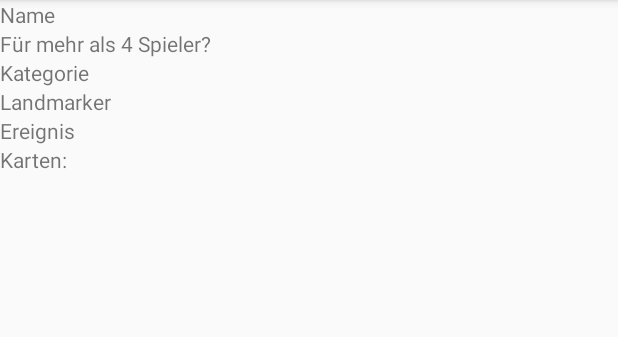
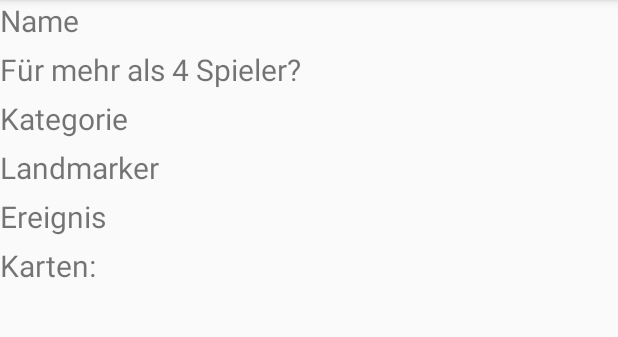
Before and after one commit to ts67uulm/Dominion, an Android app: the ShowSavedDeck screen opened directly, with no data from a screen before it, on a phone screen of 412 x 824 dp, the part 84-421 px from its top. Run offline under Robolectric (Android 15) with nearby library versions, the phone set to English and light mode, and no system bars; our stand-ins replace Room's generated code.

Commit message:
fix von rngGernerate, schriftgrößen angepasst

```diff
--- a/app/src/main/java/stenzel/tim/dominion/AlertDialogs/AlertDialogSaveDeck.java
+++ b/app/src/main/java/stenzel/tim/dominion/AlertDialogs/AlertDialogSaveDeck.java
@@ -64,10 +64,10 @@ public class AlertDialogSaveDeck extends AppCompatActivity {
         save = findViewById(R.id.alert_save_deck_save_btn);
 
         morePlayers = false;
-        lessPlayer.setSelected(true);
+        lessPlayer.setChecked(true);
 
         cat = "Einsteiger";
-        beginner.setSelected(true);
+        beginner.setChecked(true);
 
 
         intent = getIntent();
--- a/app/src/main/res/layout/activity_choose_cards.xml
+++ b/app/src/main/res/layout/activity_choose_cards.xml
@@ -11,6 +11,7 @@
         android:layout_width="match_parent"
         android:layout_height="wrap_content"
         android:textSize="20dp"
+        android:layout_marginBottom="5dp"
         android:text="Welche der Karten sollen mitspielen?"/>
 
     <androidx.recyclerview.widget.RecyclerView
--- a/app/src/main/res/layout/activity_show_deck.xml
+++ b/app/src/main/res/layout/activity_show_deck.xml
@@ -9,7 +9,7 @@
         android:id="@+id/show_deck_textview"
         android:layout_width="wrap_content"
         android:layout_height="wrap_content"
-        android:layout_marginBottom="10dp"
+        android:layout_marginBottom="5dp"
         android:textSize="20dp"
         android:text="Diese Karten spielen mit:"/>
 
--- a/app/src/main/res/layout/activity_show_saved_deck.xml
+++ b/app/src/main/res/layout/activity_show_saved_deck.xml
@@ -11,35 +11,47 @@
         android:id="@+id/show_saved_deck_name"
         android:layout_width="match_parent"
         android:layout_height="wrap_content"
+        android:textSize="20dp"
+        android:layout_marginBottom="5dp"
         android:text="Name"/>
 
     <TextView
         android:id="@+id/show_saved_deck_morePlayers"
         android:layout_width="match_parent"
         android:layout_height="wrap_content"
+        android:textSize="20dp"
+        android:layout_marginBottom="5dp"
         android:text="Für mehr als 4 Spieler?"/>
 
     <TextView
         android:id="@+id/show_saved_deck_category"
         android:layout_width="match_parent"
         android:layout_height="wrap_content"
+        android:textSize="20dp"
+        android:layout_marginBottom="5dp"
         android:text="Kategorie"/>
 
     <TextView
         android:id="@+id/show_saved_deck_landmarker"
         android:layout_width="match_parent"
         android:layout_height="wrap_content"
+        android:textSize="20dp"
+        android:layout_marginBottom="5dp"
         android:text="Landmarker"/>
 
     <TextView
         android:id="@+id/show_saved_deck_ereignis"
         android:layout_width="match_parent"
         android:layout_height="wrap_content"
+        android:textSize="20dp"
+        android:layout_marginBottom="5dp"
         android:text="Ereignis"/>
 
     <TextView
         android:layout_width="match_parent"
         android:layout_height="wrap_content"
+        android:textSize="20dp"
+        android:layout_marginBottom="5dp"
         android:text="Karten:"/>
 
     <androidx.recyclerview.widget.RecyclerView
--- a/app/src/main/res/layout/list_frag_cards.xml
+++ b/app/src/main/res/layout/list_frag_cards.xml
@@ -8,6 +8,8 @@
         android:id="@+id/list_frag_cards_checkbox"
         android:layout_width="match_parent"
         android:layout_height="wrap_content"
+        android:textSize="20dp"
+        android:layout_marginBottom="5dp"
         android:text="CheckBox"/>
 
 </LinearLayout>
--- a/app/src/main/res/layout/list_frag_decks.xml
+++ b/app/src/main/res/layout/list_frag_decks.xml
@@ -8,6 +8,8 @@
         android:id="@+id/list_frag_decks_checkbox"
         android:layout_width="match_parent"
         android:layout_height="wrap_content"
+        android:textSize="20dp"
+        android:layout_marginBottom="5dp"
         android:text="CheckBox"/>
 
 </LinearLayout>
--- a/app/src/main/res/layout/list_frag_saved_deck.xml
+++ b/app/src/main/res/layout/list_frag_saved_deck.xml
@@ -7,6 +7,8 @@
     <TextView
         android:id="@+id/list_frag_saved_deck_textview"
         android:layout_width="match_parent"
-        android:layout_height="wrap_content" />
+        android:layout_height="wrap_content"
+        android:textSize="20dp"
+        android:layout_marginBottom="5dp"/>
 
 </LinearLayout>
--- a/app/src/main/res/layout/list_frag_saved_decks.xml
+++ b/app/src/main/res/layout/list_frag_saved_decks.xml
@@ -7,6 +7,8 @@
     <TextView
         android:id="@+id/list_frag_saved_decks_textview"
         android:layout_width="match_parent"
-        android:layout_height="wrap_content" />
+        android:layout_height="wrap_content"
+        android:textSize="20dp"
+        android:layout_marginBottom="5dp"/>
 
 </LinearLayout>
--- a/app/src/main/res/layout/list_frag_show_cards.xml
+++ b/app/src/main/res/layout/list_frag_show_cards.xml
@@ -7,6 +7,8 @@
     <TextView
         android:id="@+id/list_frag_show_textview"
         android:layout_width="match_parent"
-        android:layout_height="wrap_content" />
+        android:layout_height="wrap_content"
+        android:textSize="20dp"
+        android:layout_marginBottom="5dp"/>
 
 </LinearLayout>
```
Also changed, not shown: app/src/main/java/stenzel/tim/dominion/ChooseCards.java (+14 -0 lines).
